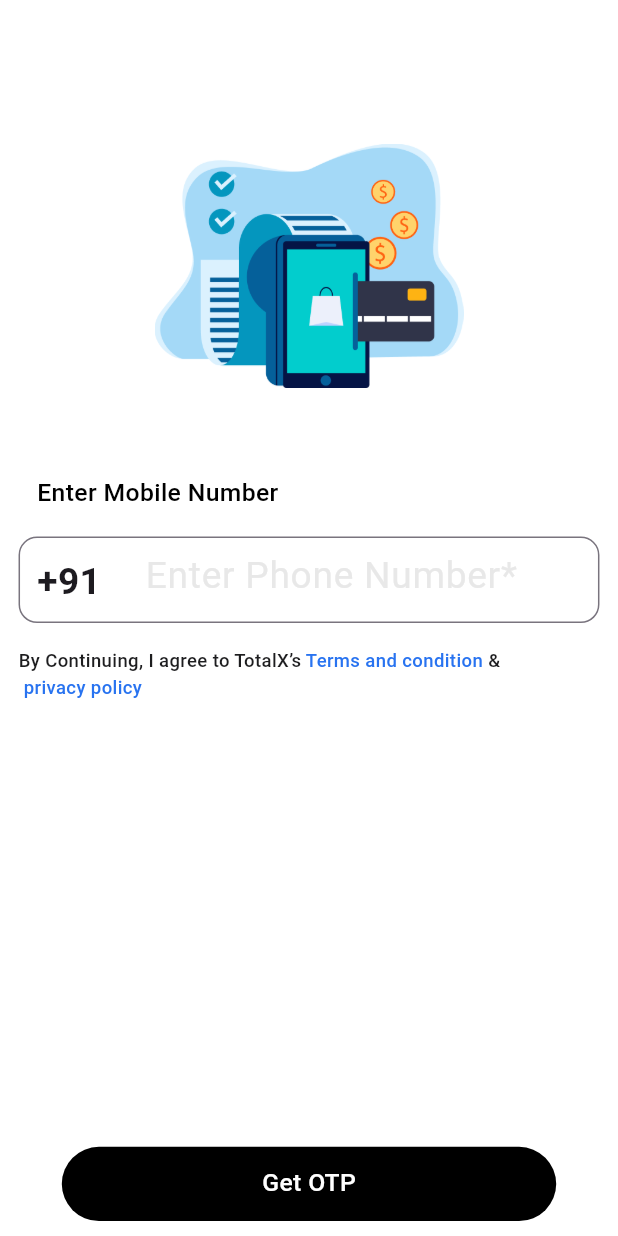
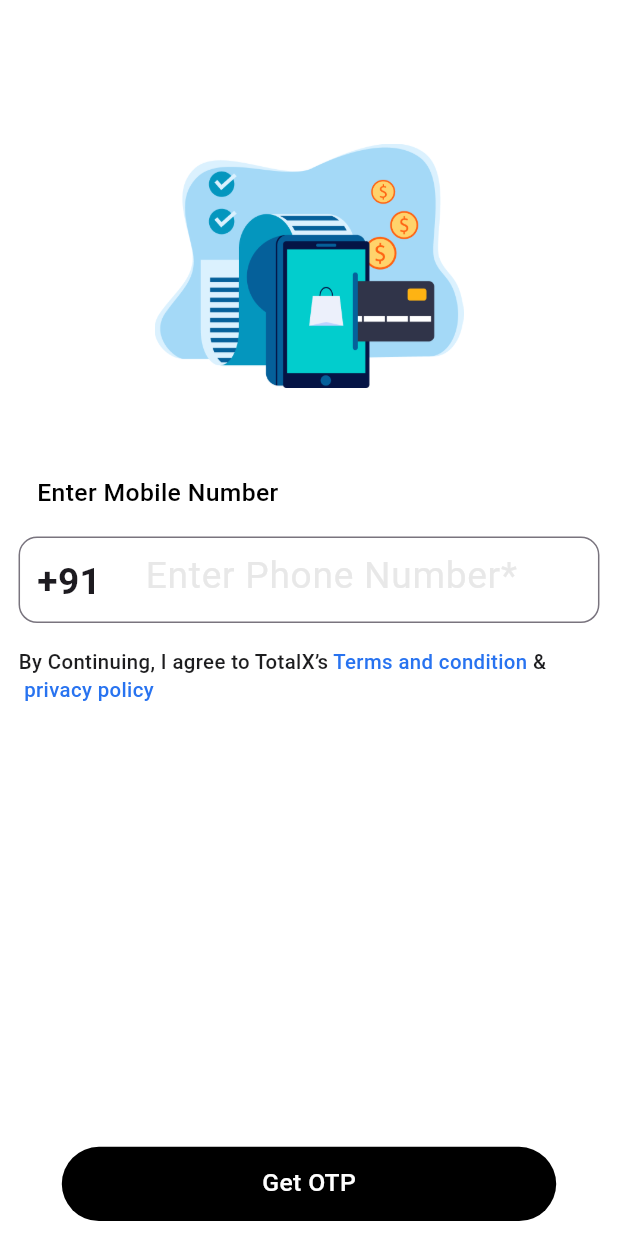
Before and after one commit to AJMALSHAMIL/machine_test_totalx, a Flutter app: the screen it shows after launch, on a phone screen of 412 x 824 dp. Run offline on Flutter 3.47's test engine with Material 3 defaults, Android fonts, the phone set to English and light mode, and no system bars; our stand-ins replace cloud_firestore, firebase_auth, firebase_core, firebase_storage, flutter_riverpod, flutter_svg and 5 more; accounts and stored records are empty.

```diff
--- a/lib/core/constants/faliure.dart
+++ b/lib/core/constants/faliure.dart
@@ -1,6 +1,6 @@
 class Failure {
   final String message;
-  Failure( this.message,
-      );
-
+  Failure(
+    this.message,
+  );
 }
--- a/lib/core/constants/firebase_constant.dart
+++ b/lib/core/constants/firebase_constant.dart
@@ -1,4 +1,3 @@
-class FirebaseConstant{
-
-  static const usermodelCollection ='users';
+class FirebaseConstant {
+  static const usermodelCollection = 'users';
 }
--- a/lib/core/constants/typedef.dart
+++ b/lib/core/constants/typedef.dart
@@ -1,5 +1,5 @@
 import 'package:fpdart/fpdart.dart';
 import 'faliure.dart';
 
-typedef FutureEither<T>=Future<Either<Failure,T>>;
-typedef FutureVoid=FutureEither<void>;
+typedef FutureEither<T> = Future<Either<Failure, T>>;
+typedef FutureVoid = FutureEither<void>;
--- a/lib/core/providers/providers.dart
+++ b/lib/core/providers/providers.dart
@@ -2,5 +2,7 @@ import 'package:cloud_firestore/cloud_firestore.dart';
 import 'package:firebase_storage/firebase_storage.dart';
 import 'package:flutter_riverpod/flutter_riverpod.dart';
 
-final firestoreprovider=Provider((ref) => FirebaseFirestore.instance);
-final firebaseStorageProvider=Provider((ref) => FirebaseStorage.instance,);
+final firestoreprovider = Provider((ref) => FirebaseFirestore.instance);
+final firebaseStorageProvider = Provider(
+  (ref) => FirebaseStorage.instance,
+);
--- a/lib/core/snackbar/snakbar.dart
+++ b/lib/core/snackbar/snakbar.dart
@@ -8,8 +8,8 @@ void showSnackBar({required BuildContext context, required String content}) {
       backgroundColor: Pallete.white,
       content: Text(
         content,
-        style: const TextStyle(
-            fontWeight: FontWeight.w500, color: Pallete.black),
+        style:
+            const TextStyle(fontWeight: FontWeight.w500, color: Pallete.black),
       ),
     ));
 }
--- a/lib/features/loginPage/screen/mobile_authentication.dart
+++ b/lib/features/loginPage/screen/mobile_authentication.dart
@@ -63,7 +63,9 @@ class _MobileAuthenticationState extends ConsumerState<MobileAuthentication> {
                     Navigator.push(
                       context,
                       MaterialPageRoute(
-                        builder: (context) => OtpPage(verificationId: '',),
+                        builder: (context) => OtpPage(
+                          verificationId: '',
+                        ),
                       ),
                     );
                     if (phoneController.text.length == 10) {
@@ -72,7 +74,6 @@ class _MobileAuthenticationState extends ConsumerState<MobileAuthentication> {
                       showSnackBar(
                           context: context,
                           content: 'Enter a valid 10-digit mobile number');
-
                     }
                   },
                   child: Container(
@@ -175,21 +176,21 @@ class _MobileAuthenticationState extends ConsumerState<MobileAuthentication> {
                     Text(
                       "By Continuing, I agree to TotalX’s",
                       style: TextStyle(
-                          fontSize: w * 0.03,
+                          fontSize: w * 0.033,
                           color: Pallete.darkGrey,
                           fontWeight: FontWeight.w500),
                     ),
                     Text(
                       " Terms and condition",
                       style: TextStyle(
-                          fontSize: w * 0.03,
+                          fontSize: w * 0.033,
                           color: Pallete.blue,
                           fontWeight: FontWeight.w500),
                     ),
                     Text(
                       " &",
                       style: TextStyle(
-                          fontSize: w * 0.03,
+                          fontSize: w * 0.033,
                           color: Pallete.darkGrey,
                           fontWeight: FontWeight.w500),
                     ),
@@ -198,7 +199,7 @@ class _MobileAuthenticationState extends ConsumerState<MobileAuthentication> {
                 Text(
                   " privacy policy",
                   style: TextStyle(
-                      fontSize: w * 0.03,
+                      fontSize: w * 0.033,
                       color: Pallete.blue,
                       fontWeight: FontWeight.w500),
                 ),
--- a/lib/main.dart
+++ b/lib/main.dart
@@ -24,7 +24,6 @@ Future<void> main() async {
   runApp(const ProviderScope(child: MyApp()));
 }
 
-
 class MyApp extends StatelessWidget {
   const MyApp({super.key});
 
@@ -36,9 +35,9 @@ class MyApp extends StatelessWidget {
       onTap: () {
         FocusManager.instance.primaryFocus!.unfocus();
       },
-      child:  MaterialApp(
+      child: const MaterialApp(
         debugShowCheckedModeBanner: false,
-         home:  MobileAuthentication(),
+        home: MobileAuthentication(),
       ),
     );
   }
```
Also changed, not shown: lib/features/homePage/controller/homeController.dart (+8 -8 lines), lib/features/homePage/repository/homeRepository.dart (+8 -8 lines), lib/features/homePage/screen/customlisttile.dart (+5 -5 lines), lib/features/homePage/screen/homePage.dart (+43 -22 lines), lib/model/adduserModel.dart (+11 -14 lines), lib/core/commonfunction/setSearchParams.dart (line endings or trailing spaces), lib/core/constants/colorConst.dart (line endings or trailing spaces), lib/core/constants/imageConst.dart (line endings or trailing spaces), lib/features/loginPage/controller/logincontroller.dart (deleted), lib/features/loginPage/repository/loginRepository.dart (deleted).
